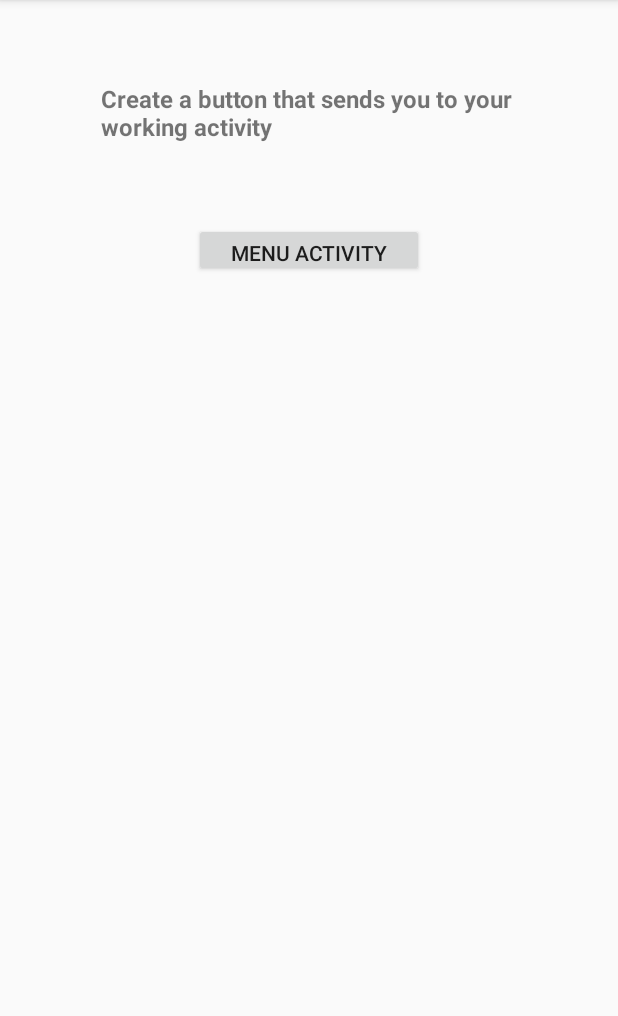
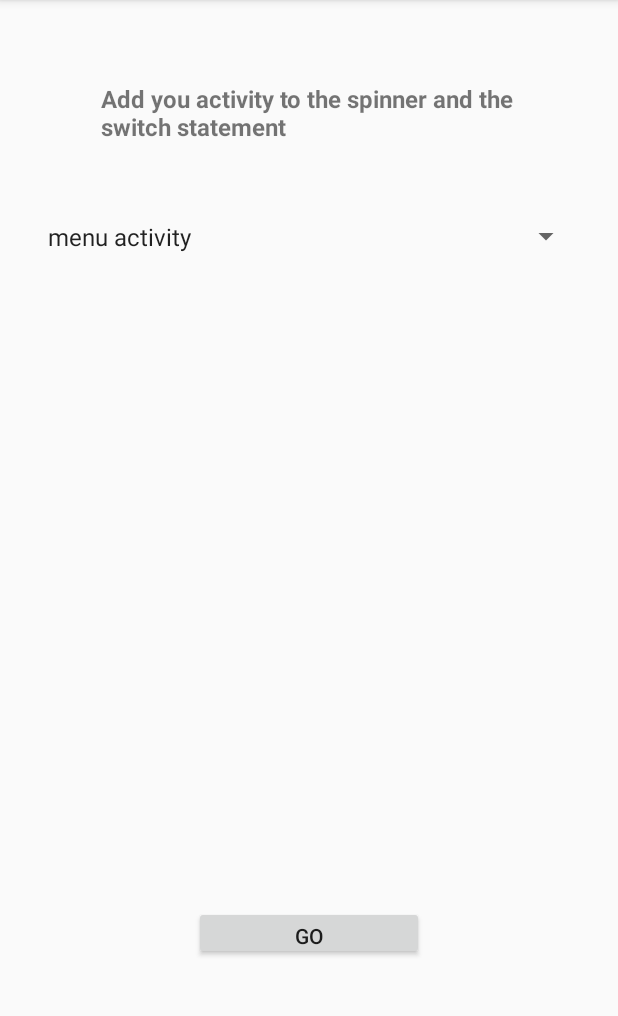
Before and after one commit to singhuu/POStMortem, an Android app: the screen it shows after launch (MainActivity), on a phone screen of 412 x 824 dp, the part 84-1100 px from its top. Run offline under Robolectric (Android 15) with nearby library versions, the light colour scheme and no system bars.

Commit message:
Changed activity selection to use a spinner and a single transition button.

```diff
--- a/phase1/app/src/main/java/com/example/postmortem/MainActivity.java
+++ b/phase1/app/src/main/java/com/example/postmortem/MainActivity.java
@@ -5,19 +5,62 @@ import androidx.appcompat.app.AppCompatActivity;
 import android.content.Intent;
 import android.os.Bundle;
 import android.view.View;
+import android.widget.ArrayAdapter;
+import android.widget.Spinner;
 
 public class MainActivity extends AppCompatActivity {
+
+  /** The spinner menu items */
+  public final static String MENU_ACTIVITY = "menu activity";
+
+  private final String[] activities = {MENU_ACTIVITY};
 
   @Override
   protected void onCreate(Bundle savedInstanceState) {
     super.onCreate(savedInstanceState);
     setContentView(R.layout.activity_main);
+
+    setUpSpinner();
+
   }
 
-  public void transitionToMenuActivity(View view){
+  private void setUpSpinner(){
 
-    Intent intent = new Intent(this, MenuActivity.class);
+    Spinner spinner = findViewById(R.id.spinner);
+    ArrayAdapter adapter = new ArrayAdapter(
+            this, android.R.layout.simple_spinner_item, activities);
+    adapter.setDropDownViewResource(android.R.layout.simple_spinner_dropdown_item);
+    spinner.setAdapter(adapter);
+
+  }
+
+  public void transitionToActivity(View view){
+
+    Spinner selector = findViewById(R.id.spinner);
+    String choice = selector.getSelectedItem().toString();
+
+    goToActivity(choice);
+
+  }
+
+  private void goToActivity(String activity){
+
+    Intent intent;
+
+    switch(activity){
+
+      case MENU_ACTIVITY:
+        intent = new Intent(this, MenuActivity.class);
+        break;
+
+      default:
+        intent = new Intent(this, MenuActivity.class);
+        break;
+
+    }
+
     startActivity(intent);
 
   }
+
 }
--- a/phase1/app/src/main/res/layout/activity_main.xml
+++ b/phase1/app/src/main/res/layout/activity_main.xml
@@ -23,9 +23,20 @@
         android:id="@+id/button"
         android:layout_width="153dp"
         android:layout_height="36dp"
-        android:layout_marginTop="36dp"
-        android:onClick="transitionToMenuActivity"
-        android:text="@string/menu_button"
+        android:layout_marginBottom="128dp"
+        android:onClick="transitionToActivity"
+        android:text="@string/activity_button"
+        app:layout_constraintBottom_toBottomOf="parent"
+        app:layout_constraintEnd_toEndOf="parent"
+        app:layout_constraintStart_toStartOf="parent"
+        app:layout_constraintTop_toBottomOf="@+id/textView"
+        app:layout_constraintVertical_bias="1.0" />
+
+    <Spinner
+        android:id="@+id/spinner"
+        android:layout_width="364dp"
+        android:layout_height="26dp"
+        android:layout_marginTop="32dp"
         app:layout_constraintEnd_toEndOf="parent"
         app:layout_constraintStart_toStartOf="parent"
         app:layout_constraintTop_toBottomOf="@+id/textView" />
--- a/phase1/app/src/main/res/values/strings.xml
+++ b/phase1/app/src/main/res/values/strings.xml
@@ -1,5 +1,5 @@
 <resources>
     <string name="app_name">POStMortem</string>
-    <string name="open_instruction">Create a button that sends you to your working activity</string>
-    <string name="menu_button">Menu activity</string>
+    <string name="open_instruction">Add you activity to the spinner and the switch statement</string>
+    <string name="activity_button">Go</string>
 </resources>
```
